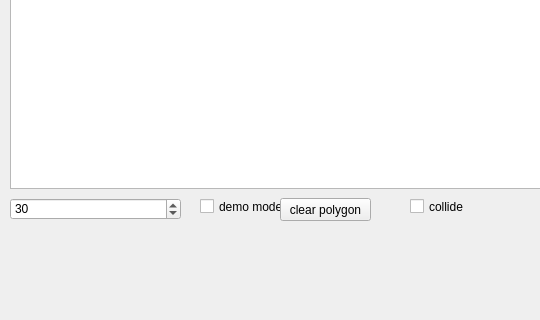
janisozaur/mgr_raydisplay, file raydisplaywindow.ui: the form before one commit; both pictures show x 0 to 540 and y 399 to 719 of the 1002 by 719 pixel window.
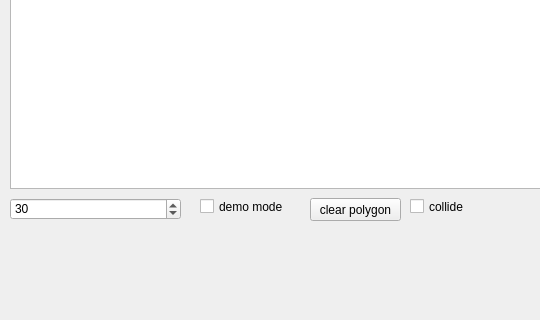
The form after the commit.

What changed in the file:
```diff
--- a/raydisplaywindow.ui
+++ b/raydisplaywindow.ui
@@ -45,7 +45,7 @@
      <rect>
       <x>200</x>
       <y>580</y>
-      <width>91</width>
+      <width>111</width>
       <height>17</height>
      </rect>
     </property>
@@ -56,7 +56,7 @@
    <widget class="QPushButton" name="clearObstaclePushButton">
     <property name="geometry">
      <rect>
-      <x>280</x>
+      <x>310</x>
       <y>580</y>
       <width>91</width>
       <height>23</height>
```
